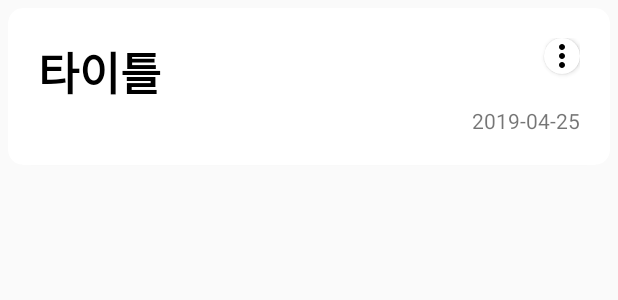
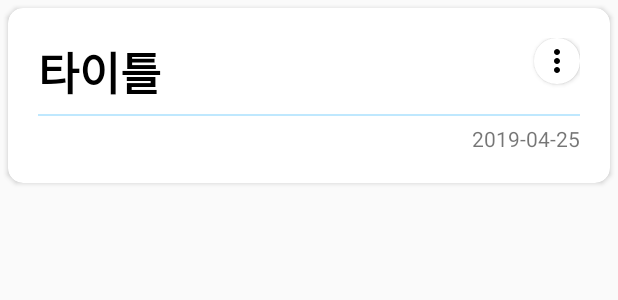
Before and after one commit to SWcapstone-2020/ClothesC, an Android app: the layout item_post.xml on its own in the app's theme, with its tools: preview values and no code run, on a phone screen of 412 x 824 dp. Shown: the top 300 px of the screen. Run offline under Robolectric (Android 15) with nearby library versions, the phone set to English and light mode, and no system bars.

Commit message:
게시글 수정

```diff
--- a/clothesC/app/src/main/java/com/example/myapplication/WritePostActivity.java
+++ b/clothesC/app/src/main/java/com/example/myapplication/WritePostActivity.java
@@ -215,8 +215,10 @@ public class WritePostActivity extends AppCompatActivity {
             FirebaseStorage storage = FirebaseStorage.getInstance();
             StorageReference storageRef = storage.getReference();
             FirebaseFirestore firebaseFirestore = FirebaseFirestore.getInstance();
+            PostInfo postinfo=(PostInfo)getIntent().getSerializableExtra("postInfo");
+
             final DocumentReference documentReference = postInfo == null ? firebaseFirestore.collection("posts").document() : firebaseFirestore.collection("posts").document(postInfo.getId());
-            final Date date = postInfo == null ? new Date() : postInfo.getCreatedAt();
+            final Date date = postInfo == null ? new Date() : postInfo.getCreatedAt();  //수정시 수정된 날짜로 변경되는걸 방지
             for (int i = 0; i < parent.getChildCount(); i++) {
                 LinearLayout linearLayout = (LinearLayout) parent.getChildAt(i);
                 for (int ii = 0; ii < linearLayout.getChildCount(); ii++) {
--- a/clothesC/app/src/main/java/com/example/myapplication/listener/OnPostListener.java
+++ b/clothesC/app/src/main/java/com/example/myapplication/listener/OnPostListener.java
@@ -1,6 +1,6 @@
 package com.example.myapplication.listener;
 
 public interface OnPostListener {
-    void onDelete(String id);
-    void onModify(String id);
+    void onDelete(int position);
+    void onModify(int position);
 }
--- a/clothesC/app/src/main/res/layout/item_post.xml
+++ b/clothesC/app/src/main/res/layout/item_post.xml
@@ -31,25 +31,29 @@
                 tools:text="타이틀" />
 
             <androidx.cardview.widget.CardView
+                android:id="@+id/menu"
                 android:layout_width="wrap_content"
                 android:layout_height="wrap_content"
-                android:id="@+id/menu"
-                app:cardCornerRadius="20dp">
+                app:cardCornerRadius="15dp">
 
                 <ImageView
                     android:id="@+id/imageView3"
                     android:layout_width="wrap_content"
                     android:layout_height="wrap_content"
+                    android:layout_margin="3dp"
                     app:srcCompat="@drawable/ic_more_vert_black_24dp" />
             </androidx.cardview.widget.CardView>
 
         </LinearLayout>
 
-        <LinearLayout
-            android:id="@+id/contentLayout"
-            android:layout_width="wrap_content"
-            android:layout_height="wrap_content"
-            android:orientation="vertical"></LinearLayout>
+        <RelativeLayout
+            android:layout_width="match_parent"
+            android:layout_height="1dp"
+            android:layout_marginTop="5dp"
+            android:layout_marginBottom="5dp"
+            android:background="#BFE8FE">
+
+        </RelativeLayout>
 
         <TextView
             android:id="@+id/createAtTextView"
@@ -59,6 +63,14 @@
             android:text="TextView"
             tools:text="2019-04-25" />
 
+        <LinearLayout
+            android:id="@+id/contentLayout"
+            android:layout_width="wrap_content"
+            android:layout_height="wrap_content"
+            android:orientation="vertical">
+
+        </LinearLayout>
+
     </LinearLayout>
 
 </androidx.cardview.widget.CardView>
```
Also changed, not shown: clothesC/app/src/main/java/com/example/myapplication/Adaptor/PostAdapter.java (+15 -11 lines), clothesC/app/src/main/java/com/example/myapplication/ShowPostActivity.java (+66 -14 lines).
